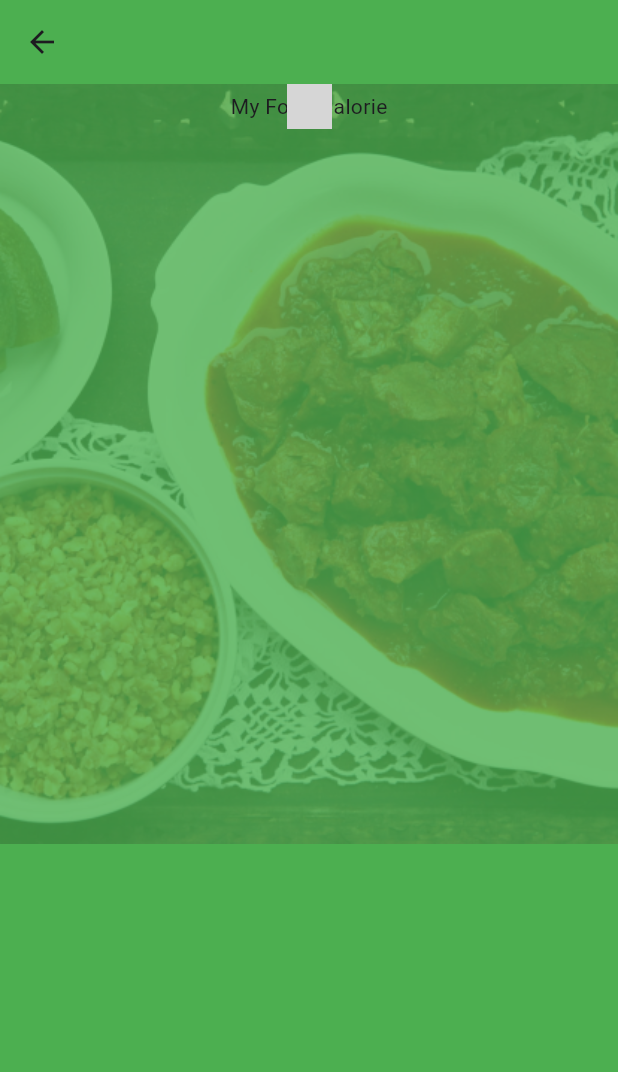
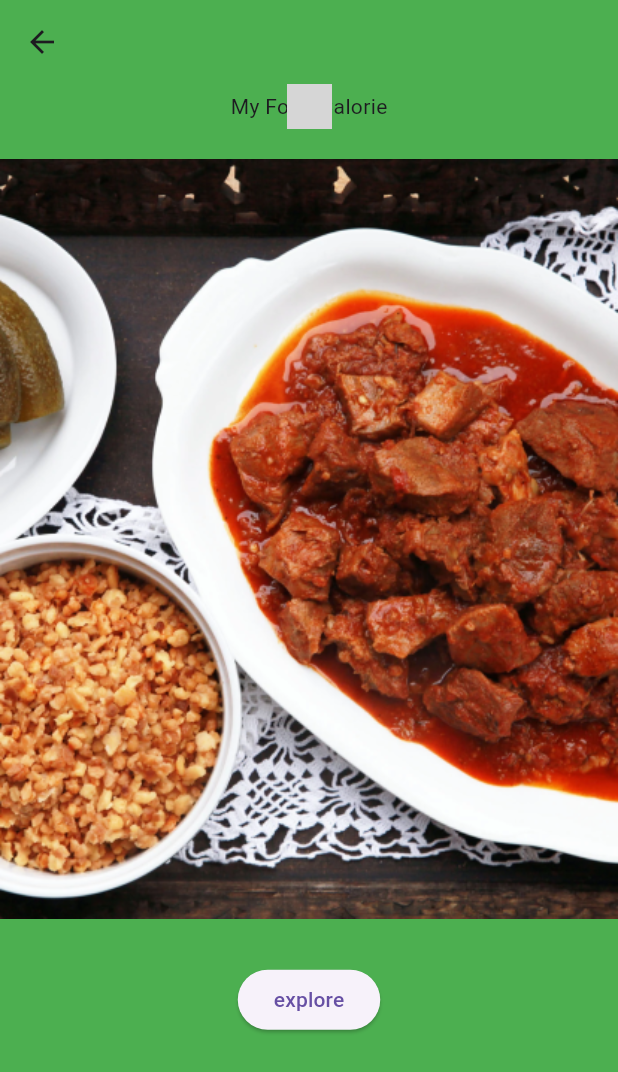
Before and after one commit to Janos85/food_calculator, a Flutter app: the screen it shows after launch, after a tap on "Login", on a phone screen of 412 x 824 dp. Shown: the top 1072 px of the screen. Run offline on Flutter 3.47's test engine with Material 3 defaults, Android fonts, the phone set to English and light mode, and no system bars; network calls fail; grey boxes are pictures that could not be loaded.

Commit message:
explore button plus stack fix

```diff
--- a/lib/src/features/recepies/presentation/welcome_sreen.dart
+++ b/lib/src/features/recepies/presentation/welcome_sreen.dart
@@ -13,13 +13,10 @@ class WelcomeScreen extends StatelessWidget {
       appBar: AppBar(
         backgroundColor: Colors.green,
       ),
-      body: Stack(children: [
-        Image.asset("assets/images/marhapori.png"),
-        Column(
+      body: Column(
         crossAxisAlignment: CrossAxisAlignment.center,
         children: [
-            Center(
-              child: Stack(
+          Stack(
             alignment: Alignment.center,
             children: [
               Image.network(
@@ -30,10 +27,23 @@ class WelcomeScreen extends StatelessWidget {
               const Text("My Food Calorie")
             ],
           ),
+          const SizedBox(
+            height: 20,
           ),
+          Image.asset("assets/images/marhapori2.png"),
+          const SizedBox(
+            height: 30,
+          ),
+          ElevatedButton(
+              onPressed: () {
+                Navigator.push(
+                    context,
+                    MaterialPageRoute(
+                        builder: (context) => const Placeholder()));
+              },
+              child: const Text("explore"))
         ],
       ),
-      ]),
     );
   }
 }
```
Lines whose indentation alone changed are shown as unchanged.
